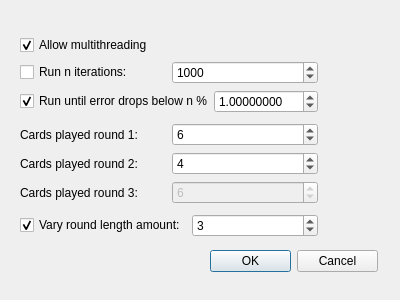
Above: settingswindow.ui from Inexorably/gwentCalc before the change. Below: the same form after it.
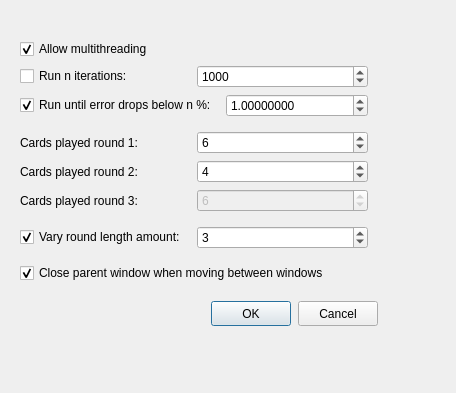
That is the form after the change.

Commit message: Implementing closeParentWindow and settings file

```diff
--- a/settingswindow.ui
+++ b/settingswindow.ui
@@ -6,8 +6,8 @@
    <rect>
     <x>0</x>
     <y>0</y>
-    <width>400</width>
-    <height>300</height>
+    <width>456</width>
+    <height>393</height>
    </rect>
   </property>
   <property name="sizePolicy">
@@ -23,14 +23,20 @@
    <property name="geometry">
     <rect>
      <x>210</x>
-     <y>250</y>
-     <width>168</width>
-     <height>23</height>
+     <y>300</y>
+     <width>169</width>
+     <height>27</height>
     </rect>
    </property>
    <layout class="QHBoxLayout" name="horizontalLayout_3">
     <item>
      <widget class="QPushButton" name="okButton">
+      <property name="maximumSize">
+       <size>
+        <width>80</width>
+        <height>25</height>
+       </size>
+      </property>
       <property name="text">
        <string>OK</string>
       </property>
@@ -38,6 +44,12 @@
     </item>
     <item>
      <widget class="QPushButton" name="cancelButton">
+      <property name="maximumSize">
+       <size>
+        <width>80</width>
+        <height>25</height>
+       </size>
+      </property>
       <property name="text">
        <string>Cancel</string>
       </property>
@@ -50,8 +62,8 @@
     <rect>
      <x>20</x>
      <y>31</y>
-     <width>298</width>
-     <height>211</height>
+     <width>348</width>
+     <height>261</height>
     </rect>
    </property>
    <layout class="QVBoxLayout" name="verticalLayout_3">
@@ -211,6 +223,16 @@
       </item>
      </layout>
     </item>
+    <item>
+     <widget class="QCheckBox" name="closeParentWindowCheckBox">
+      <property name="text">
+       <string>Close parent window when moving between windows</string>
+      </property>
+      <property name="checked">
+       <bool>true</bool>
+      </property>
+     </widget>
+    </item>
    </layout>
   </widget>
  </widget>
```
The commit also changes 10 other files.
